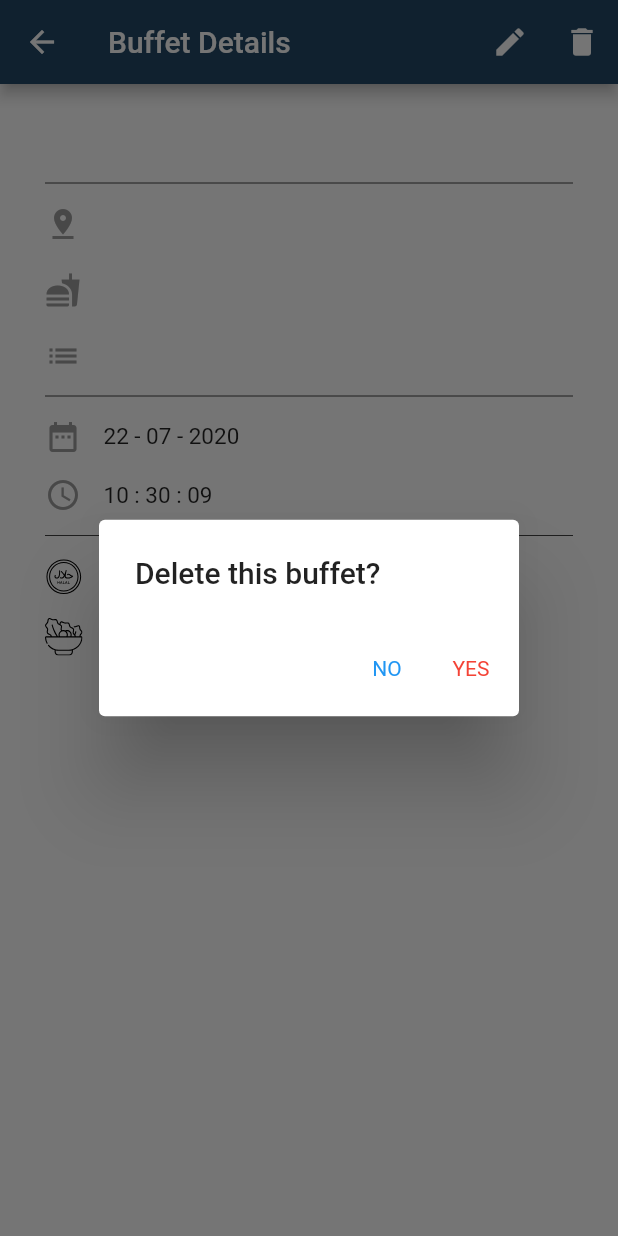
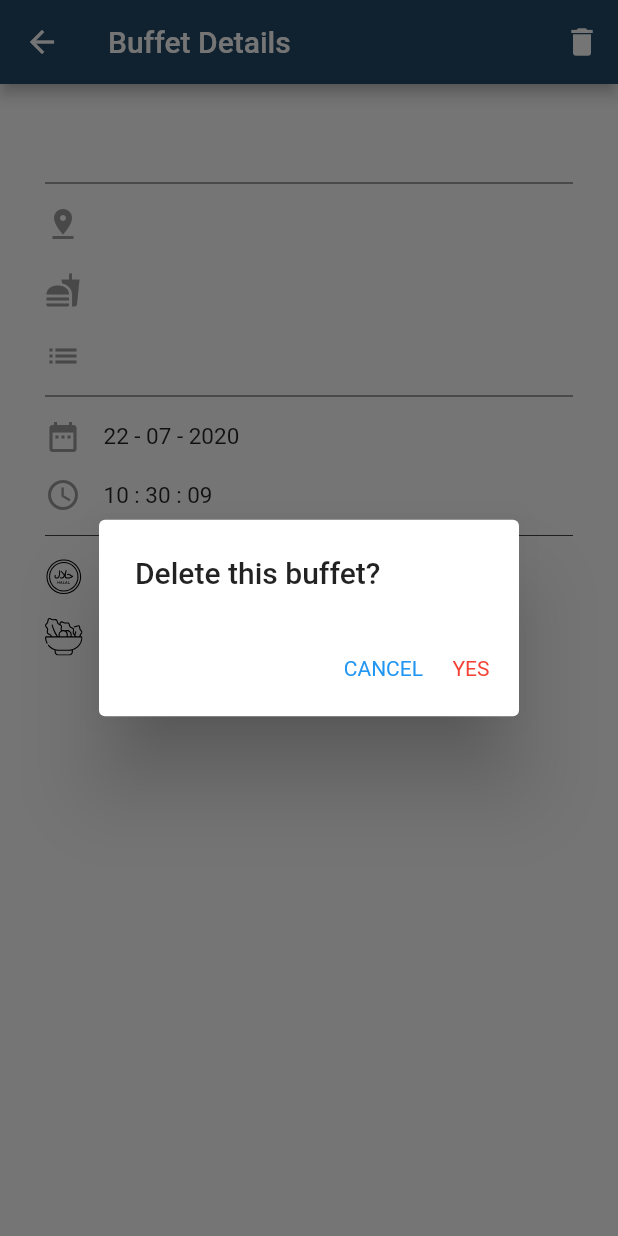
Before and after one commit to neohaojun/makanforfree, a Flutter app: the DetailsPage screen opened directly with empty values, after a tap on the "delete" icon, on a phone screen of 412 x 824 dp. Run offline on Flutter 3.47's test engine with Material 2 defaults, Android fonts, the phone set to English and light mode, and no system bars; our stand-ins replace cloud_firestore, firebase_auth, flutter_datetime_picker, flutter_svg, google_fonts, google_sign_in; accounts and stored records are empty.

Commit message:
Removed 'Edit' Function temporarily

```diff
--- a/lib/screens/home/details.dart
+++ b/lib/screens/home/details.dart
@@ -27,7 +27,7 @@ class _DetailsPageState extends State<DetailsPage> {
     // set up the buttons
     Widget cancelButton = RawMaterialButton(
       constraints: BoxConstraints(),
-      child: Text("NO"),
+      child: Text("CANCEL"),
       textStyle: TextStyle(color: Colors.blue),
       onPressed: () {
         Navigator.of(context).pop();
@@ -94,17 +94,17 @@ class _DetailsPageState extends State<DetailsPage> {
           ],
         ),
         actions: <Widget>[
-          RawMaterialButton(
-            constraints: BoxConstraints(),
-            child: Icon(
-              Icons.edit,
-              color: Colors.white,
-            ),
-            onPressed: () async {
-              Navigator.push(context,
-                  MaterialPageRoute(builder: (context) => EditBuffetForm()));
-            },
-          ),
+          // RawMaterialButton(
+          //   constraints: BoxConstraints(),
+          //   child: Icon(
+          //     Icons.edit,
+          //     color: Colors.white,
+          //   ),
+          //   onPressed: () async {
+          //     Navigator.push(context,
+          //         MaterialPageRoute(builder: (context) => EditBuffetForm()));
+          //   },
+          // ),
           RawMaterialButton(
               constraints: BoxConstraints(),
               child: Icon(Icons.delete, color: Colors.white),
```
